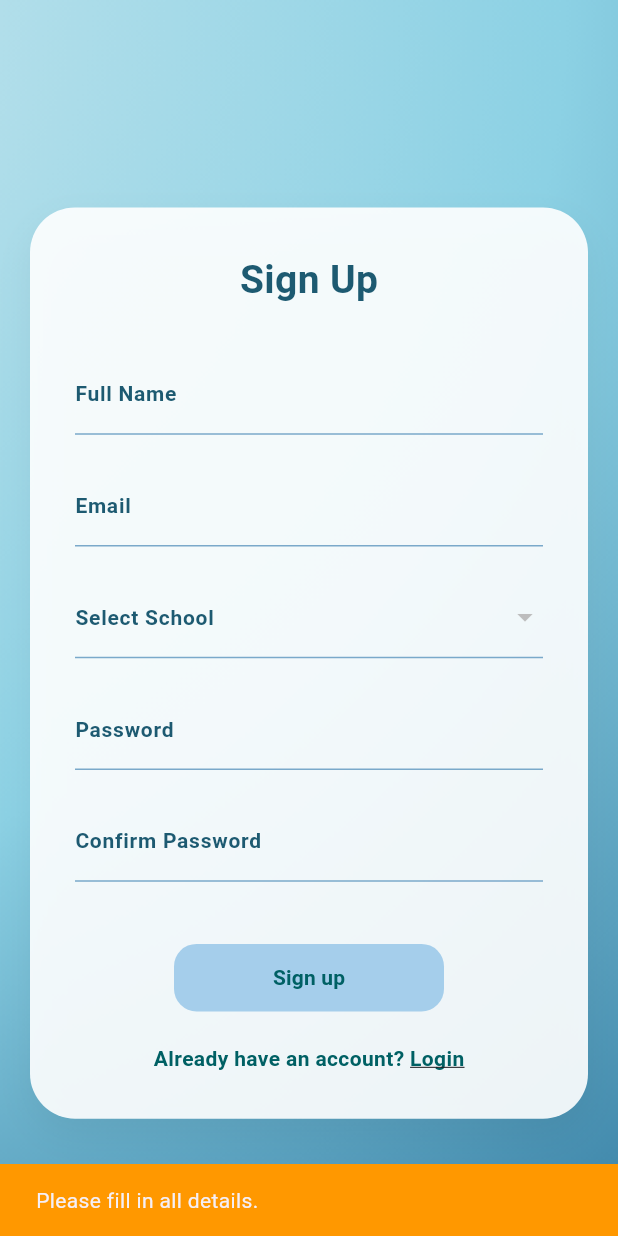
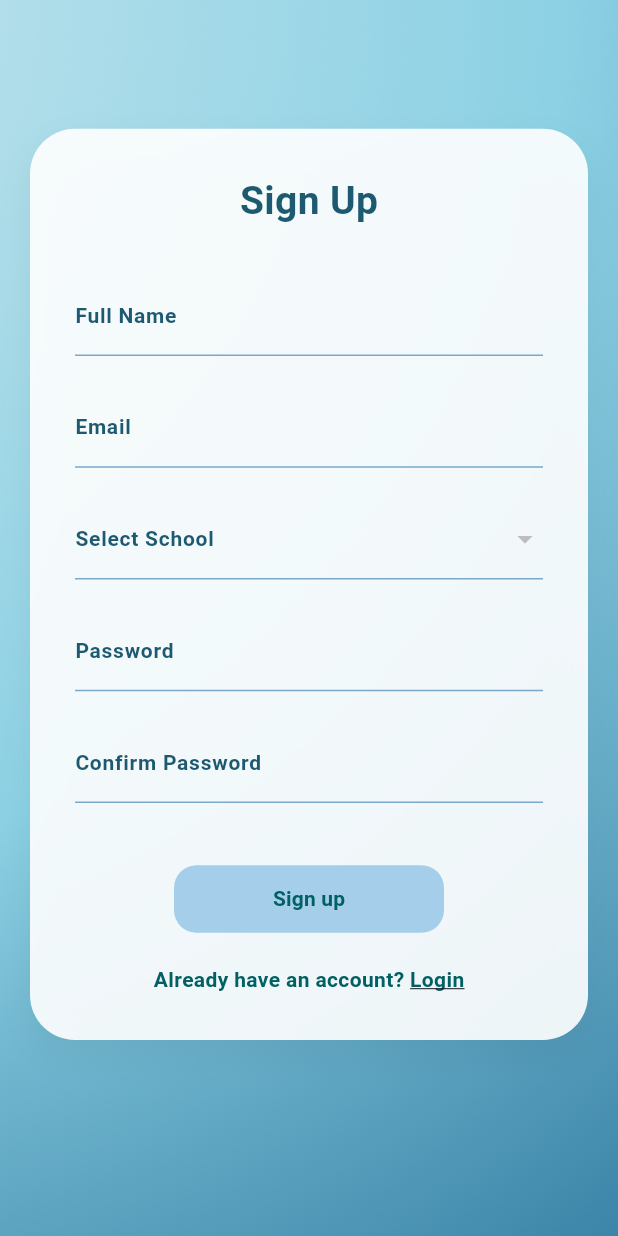
Before and after one commit to MelleUnlikely/serene-learning, a Flutter app: the RegistrationScreen screen opened directly, after a tap on "Sign up", on a phone screen of 412 x 824 dp. Run offline on Flutter 3.47's test engine with Material 3 defaults, Android fonts, the phone set to English and light mode, and no system bars; our stand-ins replace file_picker, fl_chart, supabase_flutter; accounts and stored records are empty; network calls fail.

Commit message:
UI updates. Mostly for snackbars.

```diff
--- a/lib/screens/auth/registration_screen.dart
+++ b/lib/screens/auth/registration_screen.dart
@@ -110,7 +110,28 @@ class _RegistrationScreenState extends State<RegistrationScreen> {
 
   void _showSnackBar(String message, Color color) {
     ScaffoldMessenger.of(context).showSnackBar(
-      SnackBar(content: Text(message), backgroundColor: color),
+      SnackBar(
+        content: Text(
+          message,
+          textAlign: TextAlign.center,
+          style: const TextStyle(fontWeight: FontWeight.bold),
+        ),
+        backgroundColor: color,
+        behavior: SnackBarBehavior.floating,
+
+        // We set a massive bottom margin to push it to the top of the screen
+        margin: EdgeInsets.only(
+          bottom: 70, //para mapunta sa taas ung snackbar
+          left: 590,
+          right: 590,
+        ),
+
+        dismissDirection: DismissDirection.up, // Allows user to swipe it away upwards
+        shape: RoundedRectangleBorder(
+          borderRadius: BorderRadius.circular(25),
+        ),
+        duration: const Duration(seconds: 3),
+      ),
     );
   }
 
@@ -128,7 +149,8 @@ class _RegistrationScreenState extends State<RegistrationScreen> {
               fit: BoxFit.cover,
           ),
         ),
-      child: Center(
+        child: Align(
+          alignment: const Alignment(0, -0.9),
           child: SingleChildScrollView(
             child: Column(
               children: [
--- a/lib/screens/teacher/student_performance.dart
+++ b/lib/screens/teacher/student_performance.dart
@@ -145,7 +145,7 @@ Widget _buildPerformanceTable() {
           child: _isLoading
               ? const Center(child: CircularProgressIndicator())
               : _students.isEmpty
-                  ? const Center(child: Text("No students enrolled in this class."))
+                  ? const Center(child: Text("No students enrolled in this class.", style: TextStyle(color: Color(0xFF1D5A71)),))
                   : ListView.builder(
                       itemCount: _students.length,
                       itemBuilder: (context, index) {
@@ -254,7 +254,7 @@ Widget _buildPerformanceTable() {
                     mainAxisAlignment: MainAxisAlignment.center,
                     children: [
                       Text("$_activeCount", style: const TextStyle(fontSize: 28, fontWeight: FontWeight.bold, color: Color(0xFF1D5A71))),
-                      const Text("Logged in\nStudents", textAlign: TextAlign.center, style: TextStyle(fontSize: 11)),
+                      const Text("Logged in\nStudents", textAlign: TextAlign.center, style: TextStyle(fontSize: 11, color: Color(0xFF1D5A71))),
                     ],
                   ),
                 ),
--- a/lib/screens/teacher/teacher_dashboard.dart
+++ b/lib/screens/teacher/teacher_dashboard.dart
@@ -69,7 +69,7 @@ class _TeacherDashboardState extends State<TeacherDashboard> {
           Container(
             width: 250,
             decoration: const BoxDecoration(
-              border: Border(right: BorderSide(color: Colors.black12)),
+              border: Border(right: BorderSide(color: Color(0xFF1D5A71))),
             ),
             child: Column(
               children: [
```
Also changed, not shown: lib/screens/auth/login_screen.dart (+28 -3 lines), lib/screens/teacher/class_screen.dart (+54 -4 lines), lib/screens/teacher/lesson_screen.dart (+46 -2 lines). Lines whose indentation alone changed are shown as unchanged.
